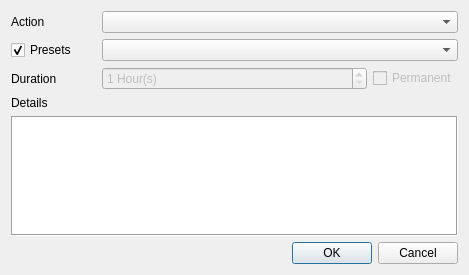
First picture: the form in data/ui/moderator_action_dialog.ui, repository AttorneyOnline/AO2-Client, before the edit.
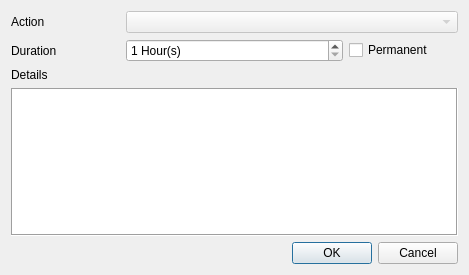
Second picture: the form after the edit.

Diff of the .ui file:
```diff
--- a/data/ui/moderator_action_dialog.ui
+++ b/data/ui/moderator_action_dialog.ui
@@ -19,13 +19,27 @@
      <property name="horizontalSpacing">
       <number>6</number>
      </property>
+     <item row="1" column="3">
+      <widget class="QCheckBox" name="permanent">
+       <property name="enabled">
+        <bool>true</bool>
+       </property>
+       <property name="text">
+        <string>Permanent</string>
+       </property>
+      </widget>
+     </item>
      <item row="1" column="0">
-      <widget class="QCheckBox" name="preset_enabled_cb">
+      <widget class="QLabel" name="duration_label">
        <property name="text">
-        <string>Presets</string>
+        <string>Duration</string>
        </property>
-       <property name="checked">
-        <bool>true</bool>
+      </widget>
+     </item>
+     <item row="0" column="1" colspan="3">
+      <widget class="QComboBox" name="action">
+       <property name="enabled">
+        <bool>false</bool>
        </property>
       </widget>
      </item>
@@ -36,30 +50,10 @@
        </property>
       </widget>
      </item>
-     <item row="0" column="1" colspan="4">
-      <widget class="QComboBox" name="action_box"/>
-     </item>
-     <item row="4" column="0">
-      <widget class="QLabel" name="duration_label">
-       <property name="text">
-        <string>Duration</string>
-       </property>
-      </widget>
-     </item>
-     <item row="4" column="4">
-      <widget class="QCheckBox" name="duration_permanent_cb">
+     <item row="1" column="1" colspan="2">
+      <widget class="QSpinBox" name="duration">
        <property name="enabled">
-        <bool>false</bool>
-       </property>
-       <property name="text">
-        <string>Permanent</string>
-       </property>
-      </widget>
-     </item>
-     <item row="4" column="1" colspan="3">
-      <widget class="QSpinBox" name="duration_box">
-       <property name="enabled">
-        <bool>false</bool>
+        <bool>true</bool>
        </property>
        <property name="suffix">
         <string> Hour(s)</string>
@@ -68,13 +62,10 @@
         <number>1</number>
        </property>
        <property name="maximum">
-        <number>999999999</number>
+        <number>876000</number>
        </property>
       </widget>
      </item>
-     <item row="1" column="1" colspan="4">
-      <widget class="QComboBox" name="selected_preset_box"/>
-     </item>
     </layout>
    </item>
    <item>
```
Left out of the diff: 54 changed lines with no effect on the pictures.
